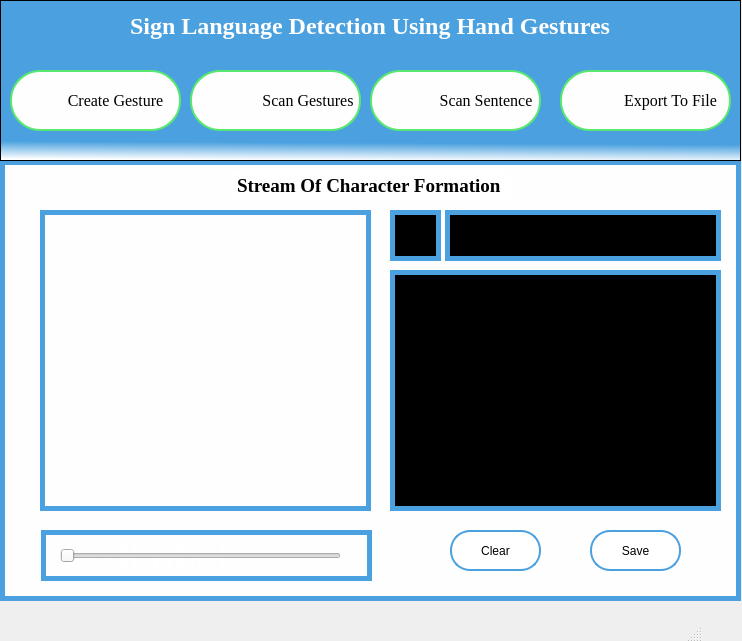
shadabsk/Sign-Language-Recognition-Using-Hand-Gestures-Keras-PyQT5-OpenCV, file Source Code/UI_Files/scan_sent.ui: the form before one commit.
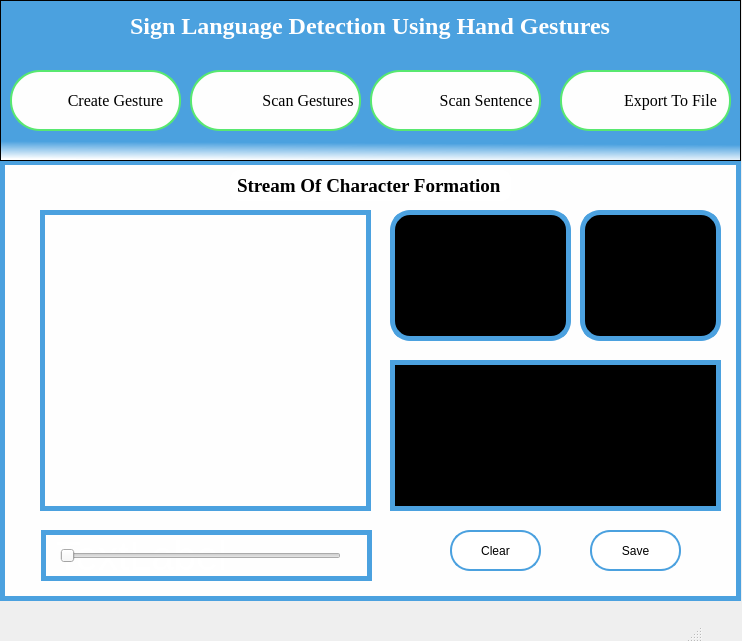
The form after the commit. Icons and pictures are not drawn.

What changed in the file:
```diff
--- a/Source Code/UI_Files/scan_sent.ui
+++ b/Source Code/UI_Files/scan_sent.ui
@@ -58,35 +58,6 @@
      <string>Stream Of Character Formation</string>
     </property>
    </widget>
-   <widget class="QTextBrowser" name="textBrowser">
-    <property name="enabled">
-     <bool>true</bool>
-    </property>
-    <property name="geometry">
-     <rect>
-      <x>390</x>
-      <y>210</y>
-      <width>51</width>
-      <height>51</height>
-     </rect>
-    </property>
-    <property name="styleSheet">
-     <string notr="true">border: 5px solid #4ba1df;
-background-color:black;
-color:white;
-font-size:18px;</string>
-    </property>
-    <property name="frameShape">
-     <enum>QFrame::Box</enum>
-    </property>
-    <property name="html">
-     <string>&lt;!DOCTYPE HTML PUBLIC &quot;-//W3C//DTD HTML 4.0//EN&quot; &quot;http://www.w3.org/TR/REC-html40/strict.dtd&quot;&gt;
-&lt;html&gt;&lt;head&gt;&lt;meta name=&quot;qrichtext&quot; content=&quot;1&quot; /&gt;&lt;style type=&quot;text/css&quot;&gt;
-p, li { white-space: pre-wrap; }
-&lt;/style&gt;&lt;/head&gt;&lt;body style=&quot; font-family:'MS Shell Dlg 2'; font-size:18px; font-weight:400; font-style:normal;&quot;&gt;
-&lt;p style=&quot;-qt-paragraph-type:empty; margin-top:0px; margin-bottom:0px; margin-left:0px; margin-right:0px; -qt-block-indent:0; text-indent:0px; font-size:8.25pt;&quot;&gt;&lt;br /&gt;&lt;/p&gt;&lt;/body&gt;&lt;/html&gt;</string>
-    </property>
-   </widget>
    <widget class="QPushButton" name="pushButton">
     <property name="geometry">
      <rect>
@@ -132,9 +103,9 @@
     <property name="geometry">
      <rect>
       <x>390</x>
-      <y>270</y>
+      <y>360</y>
       <width>331</width>
-      <height>241</height>
+      <height>151</height>
      </rect>
     </property>
     <property name="styleSheet">
@@ -154,35 +125,6 @@
 &lt;p style=&quot;-qt-paragraph-type:empty; margin-top:0px; margin-bottom:0px; margin-left:0px; margin-right:0px; -qt-block-indent:0; text-indent:0px; font-size:8.25pt;&quot;&gt;&lt;br /&gt;&lt;/p&gt;&lt;/body&gt;&lt;/html&gt;</string>
     </property>
    </widget>
-   <widget class="QTextBrowser" name="textBrowser_3">
-    <property name="enabled">
-     <bool>true</bool>
-    </property>
-    <property name="geometry">
-     <rect>
-      <x>445</x>
-      <y>210</y>
-      <width>276</width>
-      <height>51</height>
-     </rect>
-    </property>
-    <property name="styleSheet">
-     <string notr="true">border: 5px solid #4ba1df; 
-background-color:black;
-color:white;
-font-size:14px;</string>
-    </property>
-    <property name="frameShape">
-     <enum>QFrame::Box</enum>
-    </property>
-    <property name="html">
-     <string>&lt;!DOCTYPE HTML PUBLIC &quot;-//W3C//DTD HTML 4.0//EN&quot; &quot;http://www.w3.org/TR/REC-html40/strict.dtd&quot;&gt;
-&lt;html&gt;&lt;head&gt;&lt;meta name=&quot;qrichtext&quot; content=&quot;1&quot; /&gt;&lt;style type=&quot;text/css&quot;&gt;
-p, li { white-space: pre-wrap; }
-&lt;/style&gt;&lt;/head&gt;&lt;body style=&quot; font-family:'MS Shell Dlg 2'; font-size:14px; font-weight:400; font-style:normal;&quot;&gt;
-&lt;p style=&quot;-qt-paragraph-type:empty; margin-top:0px; margin-bottom:0px; margin-left:0px; margin-right:0px; -qt-block-indent:0; text-indent:0px; font-size:8.25pt;&quot;&gt;&lt;br /&gt;&lt;/p&gt;&lt;/body&gt;&lt;/html&gt;</string>
-    </property>
-   </widget>
    <widget class="QGraphicsView" name="graphicsView_3">
     <property name="geometry">
      <rect>
@@ -441,6 +383,63 @@
      <bool>false</bool>
     </property>
    </widget>
+   <widget class="QTextBrowser" name="textBrowser_3">
+    <property name="enabled">
+     <bool>true</bool>
+    </property>
+    <property name="geometry">
+     <rect>
+      <x>580</x>
+      <y>210</y>
+      <width>141</width>
+      <height>131</height>
+     </rect>
+    </property>
+    <property name="styleSheet">
+     <string notr="true">border: 5px solid #4ba1df; border-radius:20px;
+background-color:black;</string>
+    </property>
+    <property name="frameShape">
+     <enum>QFrame::Box</enum>
+    </property>
+    <property name="html">
+     <string>&lt;!DOCTYPE HTML PUBLIC &quot;-//W3C//DTD HTML 4.0//EN&quot; &quot;http://www.w3.org/TR/REC-html40/strict.dtd&quot;&gt;
+&lt;html&gt;&lt;head&gt;&lt;meta name=&quot;qrichtext&quot; content=&quot;1&quot; /&gt;&lt;style type=&quot;text/css&quot;&gt;
+p, li { white-space: pre-wrap; }
+&lt;/style&gt;&lt;/head&gt;&lt;body style=&quot; font-family:'MS Shell Dlg 2'; font-size:8.25pt; font-weight:400; font-style:normal;&quot;&gt;
+&lt;p style=&quot;-qt-paragraph-type:empty; margin-top:0px; margin-bottom:0px; margin-left:0px; margin-right:0px; -qt-block-indent:0; text-indent:0px;&quot;&gt;&lt;br /&gt;&lt;/p&gt;&lt;/body&gt;&lt;/html&gt;</string>
+    </property>
+   </widget>
+   <widget class="QTextBrowser" name="textBrowser">
+    <property name="enabled">
+     <bool>true</bool>
+    </property>
+    <property name="geometry">
+     <rect>
+      <x>390</x>
+      <y>210</y>
+      <width>181</width>
+      <height>131</height>
+     </rect>
+    </property>
+    <property name="styleSheet">
+     <string notr="true">border: 5px solid #4ba1df; border-radius:20px;
+background-color:black;
+color:white;
+font-size:18px;
+text-align: center;</string>
+    </property>
+    <property name="frameShape">
+     <enum>QFrame::Box</enum>
+    </property>
+    <property name="html">
+     <string>&lt;!DOCTYPE HTML PUBLIC &quot;-//W3C//DTD HTML 4.0//EN&quot; &quot;http://www.w3.org/TR/REC-html40/strict.dtd&quot;&gt;
+&lt;html&gt;&lt;head&gt;&lt;meta name=&quot;qrichtext&quot; content=&quot;1&quot; /&gt;&lt;style type=&quot;text/css&quot;&gt;
+p, li { white-space: pre-wrap; }
+&lt;/style&gt;&lt;/head&gt;&lt;body style=&quot; font-family:'MS Shell Dlg 2'; font-size:18px; font-weight:400; font-style:normal;&quot;&gt;
+&lt;p style=&quot;-qt-paragraph-type:empty; margin-top:0px; margin-bottom:0px; margin-left:0px; margin-right:0px; -qt-block-indent:0; text-indent:0px; font-size:8.25pt;&quot;&gt;&lt;br /&gt;&lt;/p&gt;&lt;/body&gt;&lt;/html&gt;</string>
+    </property>
+   </widget>
   </widget>
   <widget class="QMenuBar" name="menubar">
    <property name="geometry">
```
